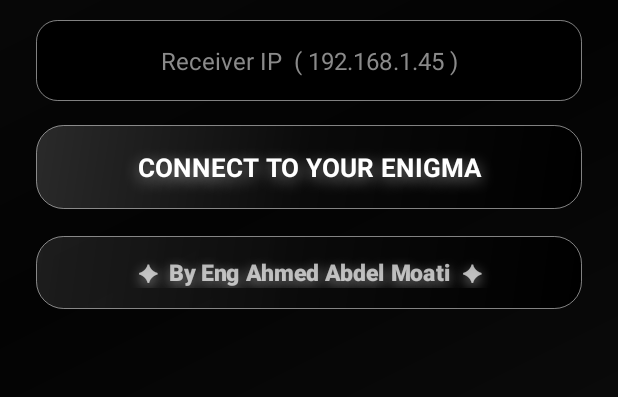
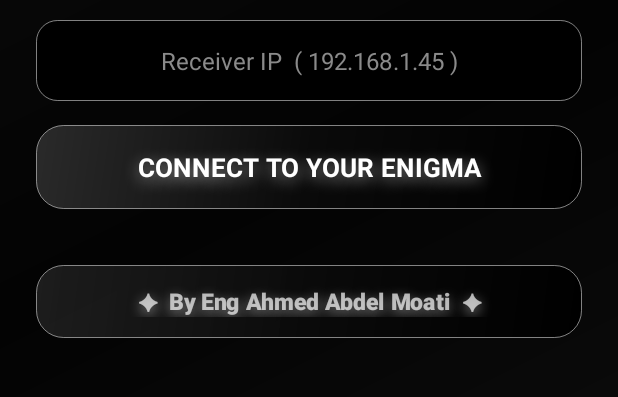
Before and after one commit to ah40mee-blip/uscript-apk, an Android app: the screen it shows after launch (MainActivity), on a phone screen of 412 x 824 dp, the part 451-848 px from its top. Run offline under Robolectric (Android 15) with nearby library versions, the phone set to English and light mode, and no system bars.

Commit message:
Add files via upload

```diff
--- a/app/src/main/java/com/uscript/web/MainActivity.kt
+++ b/app/src/main/java/com/uscript/web/MainActivity.kt
@@ -98,9 +98,9 @@ class MainActivity : AppCompatActivity() {
         val dlg = android.app.Dialog(this, android.R.style.Theme_Translucent_NoTitleBar)
         // خلفية سودة رخامي مموّجة - ملء الشاشة - من غير كارت ومن غير فريم
         val bg = FrameLayout(this).apply { background = GradientDrawable(GradientDrawable.Orientation.TL_BR, intArrayOf(Color.parseColor("#000000"), Color.parseColor("#080808"), Color.parseColor("#030303"), Color.parseColor("#0A0A0A"), Color.parseColor("#000000"))) } // خلفية أغمق
-        val col = LinearLayout(this).apply { orientation = LinearLayout.VERTICAL; gravity = Gravity.CENTER; setPadding(dp(28), dp(28), dp(28), dp(28)) }
+        val col = LinearLayout(this).apply { orientation = LinearLayout.VERTICAL; gravity = Gravity.CENTER; setPadding(dp(28), dp(28), dp(28), dp(28)); layoutParams = FrameLayout.LayoutParams(FrameLayout.LayoutParams.MATCH_PARENT, FrameLayout.LayoutParams.WRAP_CONTENT).apply { gravity = Gravity.CENTER } } // الكتابة في نص الشاشة بالظبط - منظم
         val enjoyLogo = premiumLogo(200, 115f).apply { alpha = 0f } // كبر اللوجو شوية - نفس الأولى // يبدأ مخفي - Fade In الأول
-        val enjoyText = TextView(this).apply { text = "✦  Enjoy Ur Premium\nExperience  ✦"; textSize = 28f; setTextColor(Color.parseColor("#B0FFFFFF")); gravity = Gravity.CENTER; setTypeface(android.graphics.Typeface.create("sans-serif-medium", android.graphics.Typeface.BOLD)); letterSpacing = 0.03f; setPadding(0, dp(16), 0, 0); setShadowLayer(12f, 0f, 4f, Color.parseColor("#80FFFFFF")); alpha = 0f } // يبدأ مخفي - Fade In التاني // رمز شيك يمين وشمال الكتابة
+        val enjoyText = TextView(this).apply { text = "✦  Enjoy Ur Premium\nExperience  ✦"; textSize = 28f; setTextColor(Color.parseColor("#B0FFFFFF")); gravity = Gravity.CENTER; setTypeface(android.graphics.Typeface.create("sans-serif-medium", android.graphics.Typeface.BOLD)); letterSpacing = 0.03f; setPadding(0, dp(24), 0, 0); setShadowLayer(12f, 0f, 4f, Color.parseColor("#80FFFFFF")); alpha = 0f } // يبدأ مخفي - Fade In التاني // رمز شيك يمين وشمال الكتابة
         val enjoySub = TextView(this).apply { text = "Your Enigma is connected"; textSize = 15f; setTextColor(Color.parseColor("#9AA4C0")); gravity = Gravity.CENTER; setPadding(0, dp(10), 0, dp(22)); alpha = 0f }
         col.addView(enjoyLogo); col.addView(enjoyText); col.addView(enjoySub)
         bg.addView(col)
@@ -151,20 +151,10 @@ class MainActivity : AppCompatActivity() {
         val splashLogo = premiumLogo(200, 115f) // كبر اللوجو شوية - أولاً
         val splashTitle = TextView(this).apply { text = "U-Panel"; textSize = 42f; typeface = android.graphics.Typeface.create("sans-serif-medium", android.graphics.Typeface.BOLD); letterSpacing = 0.06f; setTextColor(Color.parseColor("#B0FFFFFF")); gravity = Gravity.CENTER; setShadowLayer(12f, 0f, 4f, Color.parseColor("#80FFFFFF")); setShadowLayer(10f, 0f, 6f, Color.parseColor("#FFFFFF")) } // أسود جلوسي بلمسة فوشيا
         val splashSub = TextView(this).apply { text = "Control Ur Enigma"; textSize = 26f; setTextColor(Color.parseColor("#B0FFFFFF")); gravity = Gravity.CENTER; setTypeface(android.graphics.Typeface.create("sans-serif-medium", android.graphics.Typeface.BOLD)); letterSpacing = 0.04f; setShadowLayer(12f, 0f, 4f, Color.parseColor("#80FFFFFF")); setShadowLayer(10f, 0f, 6f, Color.parseColor("#FFFFFF")) } // الكتابة أسود جلوسي بلمسة فوشيا
-        // تصميم Enigma2 تحت اللوجو - زي الصورة التانية: e جوه دايرة + enigma2 بتدرج سماوي/بينك
-        val enigmaTitle = TextView(this).apply {
-            text = "enigma2"; textSize = 52f; gravity = Gravity.CENTER
-            setTypeface(android.graphics.Typeface.create("sans-serif", android.graphics.Typeface.BOLD)); letterSpacing = 0.02f
-            setPadding(0, dp(28), 0, 0)
-            // تدرج سماوي -> بينك على الحروف
-            paint.shader = android.graphics.LinearGradient(0f, 0f, dp(320).toFloat(), 0f, intArrayOf(Color.parseColor("#00E5FF"), Color.parseColor("#FF2EA6")), null, android.graphics.Shader.TileMode.CLAMP)
-        }
-        val enigmaSub = TextView(this).apply { text = "You are and you will always be a mystery to me..."; textSize = 13f; setTextColor(Color.parseColor("#FF2EA6")); gravity = Gravity.CENTER; setPadding(0, dp(8), 0, 0) }
+        // شاشة البداية اللي قبل دي: اللوجو والكتابة في النص - من غير Enigma2
         val splashCol = LinearLayout(this).apply {
-            orientation = LinearLayout.VERTICAL; gravity = Gravity.TOP or Gravity.CENTER_HORIZONTAL
-            setPadding(0, dp(48), 0, dp(24)) // اللوجو والكتابة فوق
+            orientation = LinearLayout.VERTICAL; gravity = Gravity.CENTER
             addView(splashLogo); addView(splashTitle); addView(splashSub)
-            addView(enigmaTitle); addView(enigmaSub) // تصميم Enigma2 تحت
         }
         splashView = FrameLayout(this).apply { addView(splashCol) }
 
@@ -182,9 +172,13 @@ class MainActivity : AppCompatActivity() {
         enterPanelBtn = btn("Enter U-Panel", "#1E2A55") { onEnterPanelClicked() }
         val form = LinearLayout(this).apply {
             orientation = LinearLayout.VERTICAL; setPadding(dp(24), dp(48), dp(24), dp(28)) // قايمة أكبر وأشيك
+            layoutParams = LinearLayout.LayoutParams(LinearLayout.LayoutParams.MATCH_PARENT, LinearLayout.LayoutParams.MATCH_PARENT)
             addView(formLogo); addView(title); addView(sub); addView(ipField) // من غير خانة بورت - البورت ثابت 8080
-            addView(configureBtn)
-            // كارت زجاجي برميوم تحت الزرار
+            addView(configureBtn); addView(statusText)
+            // مسافة مرنة تزق الكارت لتحت خالص - المكان اللي علمت عليه
+            val spacer = View(this@MainActivity).apply { layoutParams = LinearLayout.LayoutParams(LinearLayout.LayoutParams.MATCH_PARENT, 0, 1f) }
+            addView(spacer)
+            // كارت زجاجي برميوم - اتنقل لتحت خالص
             val creditCard = LinearLayout(this@MainActivity).apply { // الكارت بره الـ this بتاع الفورم
                 orientation = LinearLayout.VERTICAL; gravity = Gravity.CENTER
                 setPadding(dp(16), dp(14), dp(16), dp(14))
@@ -193,7 +187,7 @@ class MainActivity : AppCompatActivity() {
                 elevation = dp(10).toFloat()
                 addView(TextView(this@MainActivity).apply { text = "✦  By Eng Ahmed Abdel Moati  ✦"; textSize = 15f; setTextColor(Color.parseColor("#B0FFFFFF")); gravity = Gravity.CENTER; setTypeface(android.graphics.Typeface.create("sans-serif-medium", android.graphics.Typeface.BOLD)); letterSpacing = 0.03f; setShadowLayer(10f, 0f, 4f, Color.parseColor("#80FFFFFF")) }) // رمز شيك يمين وشمال الكتابة
             }
-            addView(creditCard); addView(statusText) // زرار واحد بس: Connect Panel + كارت زجاجي
+            addView(creditCard) // الكارت لتحت خالص - مش تحت الزرار
         }
         ipView = ScrollView(this).apply { addView(form); visibility = View.GONE }
 
```
